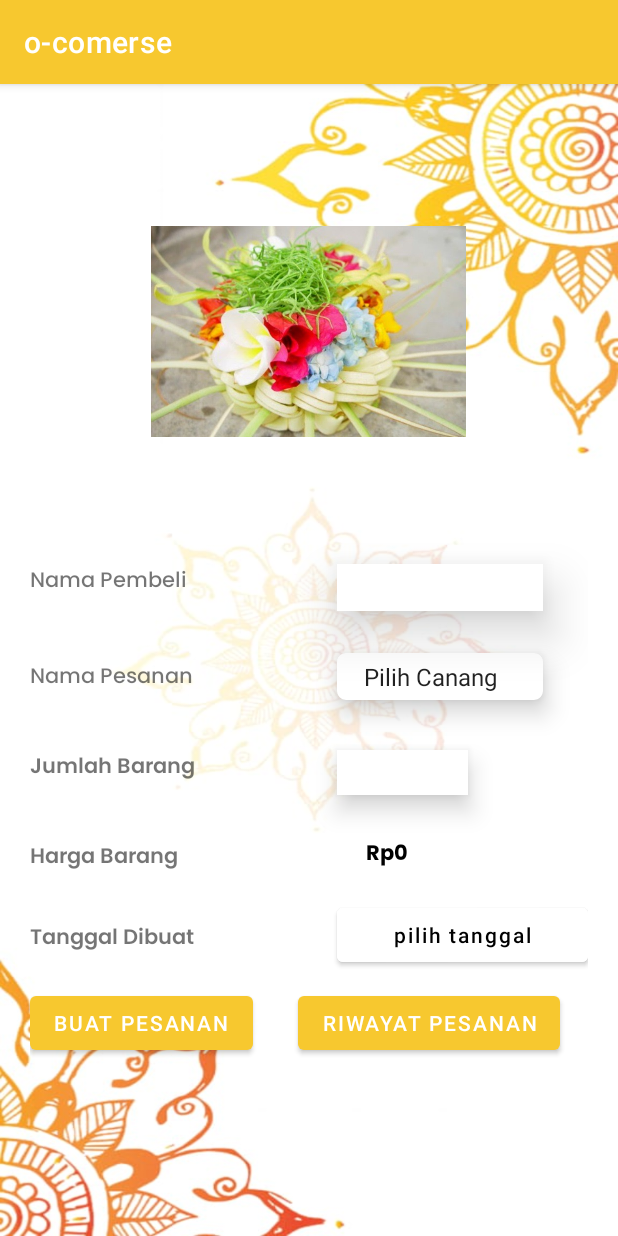
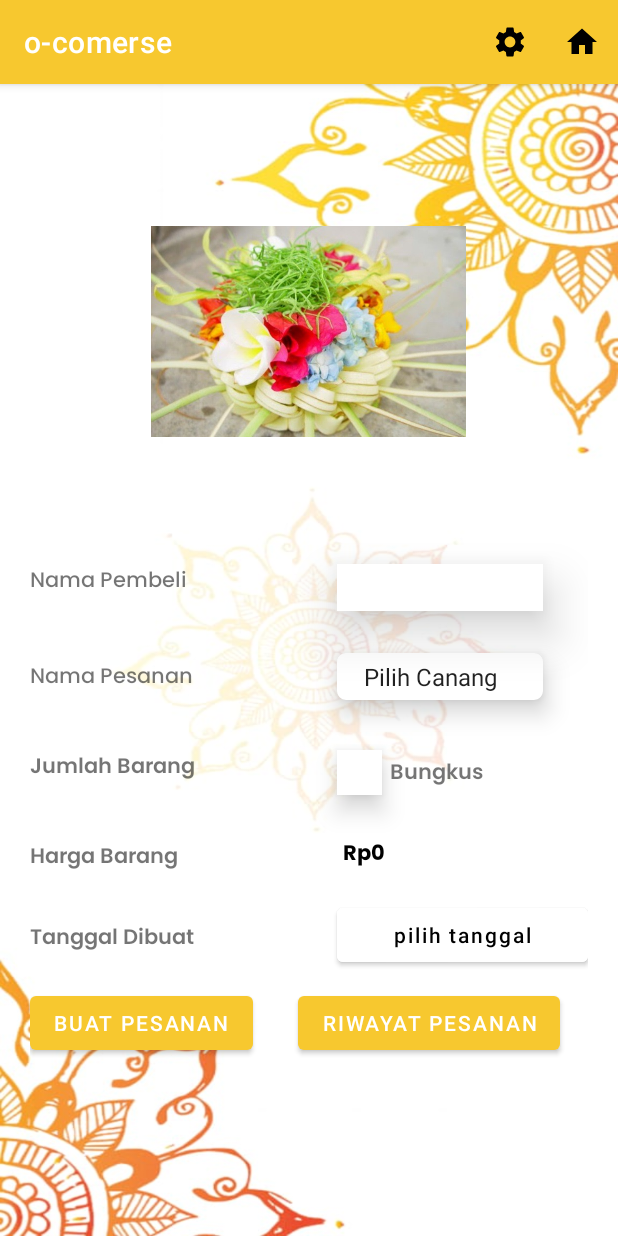
Before and after one commit to AntaWx/simple-crud-belanja-barang-kotlin, an Android app: the screen it shows after launch (MainActivity), on a phone screen of 412 x 824 dp. Run offline under Robolectric (Android 15) with nearby library versions, the phone set to English and light mode, and no system bars; our stand-ins replace Room's generated code; libraries missing offline, so code that uses them is left out: com.jakewharton.threetenabp; 1 statement that could not run was skipped.

Commit message:
kayaknya selesai

```diff
--- a/app/src/main/java/com/surya_yasa_antariksa/crude_comerse/MainActivity.kt
+++ b/app/src/main/java/com/surya_yasa_antariksa/crude_comerse/MainActivity.kt
@@ -177,6 +177,18 @@ class MainActivity : AppCompatActivity() {
             )
             startActivity(Intent(this, RiwayatPesananActivity::class.java))
         }
+    }
 
+    override fun onCreateOptionsMenu(menu: Menu?): Boolean {
+        menuInflater.inflate(R.menu.action__bar, menu)
+        return true
+    }
+
+    override fun onOptionsItemSelected(item: MenuItem): Boolean {
+        when(item.itemId){
+            R.id.home -> Toast.makeText(this, "home belum tersedia", Toast.LENGTH_SHORT).show()
+            R.id.setting -> Toast.makeText(this, "setting belum tersedia", Toast.LENGTH_SHORT).show()
+        }
+        return super.onOptionsItemSelected(item)
     }
 }
--- /dev/null
+++ b/app/src/main/res/drawable/moon_icon.xml
@@ -0,0 +1,5 @@
+<vector android:height="24dp" android:tint="#000000"
+    android:viewportHeight="24" android:viewportWidth="24"
+    android:width="24dp" xmlns:android="http://schemas.android.com/apk/res/android">
+    <path android:fillColor="@android:color/white" android:pathData="M9.5,2c-1.82,0 -3.53,0.5 -5,1.35c2.99,1.73 5,4.95 5,8.65s-2.01,6.92 -5,8.65C5.97,21.5 7.68,22 9.5,22c5.52,0 10,-4.48 10,-10S15.02,2 9.5,2z"/>
+</vector>
--- /dev/null
+++ b/app/src/main/res/drawable/setting_icon.xml
@@ -0,0 +1,5 @@
+<vector android:height="24dp" android:tint="#000000"
+    android:viewportHeight="24" android:viewportWidth="24"
+    android:width="24dp" xmlns:android="http://schemas.android.com/apk/res/android">
+    <path android:fillColor="@android:color/white" android:pathData="M19.14,12.94c0.04,-0.3 0.06,-0.61 0.06,-0.94c0,-0.32 -0.02,-0.64 -0.07,-0.94l2.03,-1.58c0.18,-0.14 0.23,-0.41 0.12,-0.61l-1.92,-3.32c-0.12,-0.22 -0.37,-0.29 -0.59,-0.22l-2.39,0.96c-0.5,-0.38 -1.03,-0.7 -1.62,-0.94L14.4,2.81c-0.04,-0.24 -0.24,-0.41 -0.48,-0.41h-3.84c-0.24,0 -0.43,0.17 -0.47,0.41L9.25,5.35C8.66,5.59 8.12,5.92 7.63,6.29L5.24,5.33c-0.22,-0.08 -0.47,0 -0.59,0.22L2.74,8.87C2.62,9.08 2.66,9.34 2.86,9.48l2.03,1.58C4.84,11.36 4.8,11.69 4.8,12s0.02,0.64 0.07,0.94l-2.03,1.58c-0.18,0.14 -0.23,0.41 -0.12,0.61l1.92,3.32c0.12,0.22 0.37,0.29 0.59,0.22l2.39,-0.96c0.5,0.38 1.03,0.7 1.62,0.94l0.36,2.54c0.05,0.24 0.24,0.41 0.48,0.41h3.84c0.24,0 0.44,-0.17 0.47,-0.41l0.36,-2.54c0.59,-0.24 1.13,-0.56 1.62,-0.94l2.39,0.96c0.22,0.08 0.47,0 0.59,-0.22l1.92,-3.32c0.12,-0.22 0.07,-0.47 -0.12,-0.61L19.14,12.94zM12,15.6c-1.98,0 -3.6,-1.62 -3.6,-3.6s1.62,-3.6 3.6,-3.6s3.6,1.62 3.6,3.6S13.98,15.6 12,15.6z"/>
+</vector>
--- a/app/src/main/res/layout/activity_main.xml
+++ b/app/src/main/res/layout/activity_main.xml
@@ -68,12 +68,10 @@
 
     <EditText
         android:id="@+id/edit_jumlah"
-        android:layout_width="20dp"
+        android:layout_width="30dp"
         android:layout_height="30dp"
         android:layout_below="@id/mySpinner"
-        android:layout_alignParentEnd="true"
         android:layout_marginStart="100dp"
-        android:layout_marginEnd="80dp"
         android:layout_marginTop="33dp"
         android:layout_toEndOf="@+id/text_pembeli"
         android:background="@drawable/persegi_shape"
@@ -81,6 +79,18 @@
         android:elevation="10dp"
         android:inputType="number"
         android:textColor="@color/black" />
+
+    <TextView
+        android:id="@+id/text_edit"
+        android:layout_width="wrap_content"
+        android:layout_height="wrap_content"
+        android:layout_below="@id/mySpinner"
+        android:layout_alignParentEnd="true"
+        android:layout_marginStart="5dp"
+        android:layout_marginTop="37dp"
+        android:fontFamily="@font/poppinssemibold"
+        android:layout_toEndOf="@+id/edit_jumlah"
+        android:text="Bungkus"/>
 
     <TextView
         android:id="@+id/harga_text"
@@ -95,11 +105,12 @@
         android:id="@+id/price_view"
         android:layout_width="wrap_content"
         android:layout_height="wrap_content"
+        android:layout_above="@+id/date_picker_button"
         android:layout_below="@id/jumlah"
         android:layout_alignParentEnd="true"
-        android:layout_marginStart="80dp"
-        android:layout_marginEnd="120dp"
+        android:layout_marginStart="110dp"
         android:layout_toStartOf="@id/harga_text"
+        android:layout_toEndOf="@+id/harga_text"
         android:fontFamily="@font/poppinsbold"
         android:text="@string/price_text"
         android:textColor="@color/black" />
--- /dev/null
+++ b/app/src/main/res/menu/action__bar.xml
@@ -0,0 +1,16 @@
+<?xml version="1.0" encoding="utf-8"?>
+<menu xmlns:android="http://schemas.android.com/apk/res/android"
+    xmlns:app="http://schemas.android.com/apk/res-auto">
+    <item
+        android:id="@+id/setting"
+        android:icon="@drawable/setting_icon"
+        android:title="setting"
+        app:showAsAction="ifRoom"/>
+
+    <item
+        android:id="@+id/home"
+        android:icon="@drawable/home"
+        android:title="home"
+        app:showAsAction="always"/>
+
+</menu>
```
Also changed, not shown: app/src/main/java/com/surya_yasa_antariksa/crude_comerse/DetailPesananActivity.kt (+22 -1 lines), app/src/main/java/com/surya_yasa_antariksa/crude_comerse/EditPesananActivity.kt (+25 -7 lines), app/src/main/java/com/surya_yasa_antariksa/crude_comerse/RiwayatPesananActivity.kt (+22 -0 lines), app/src/main/res/layout/activity_edit_pesanan.xml (+14 -16 lines), app/src/main/res/menu/button_nav_view.xml (added, +15 -0 lines), app/src/main/res/menu/detail_action_bar.xml (added, +17 -0 lines), app/src/main/res/menu/kotlin_action_bar.xml (added, +17 -0 lines), app/src/main/res/menu/user_profile_bar.xml (added, +22 -0 lines).
